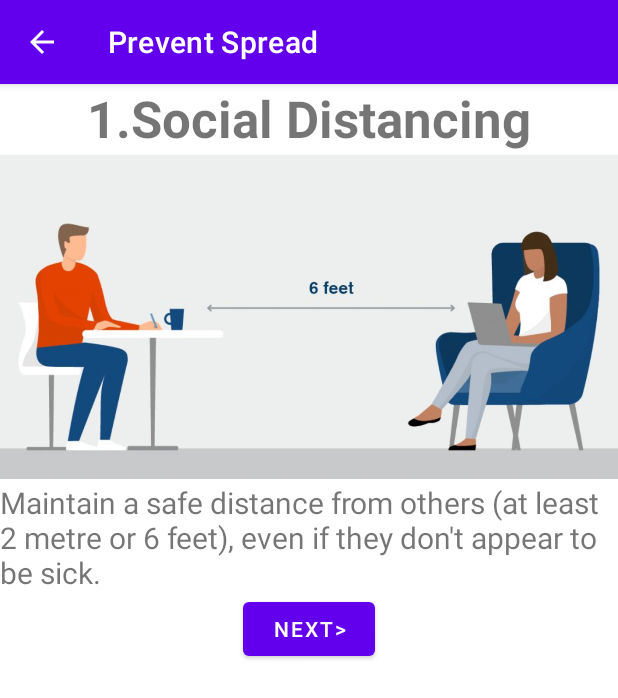
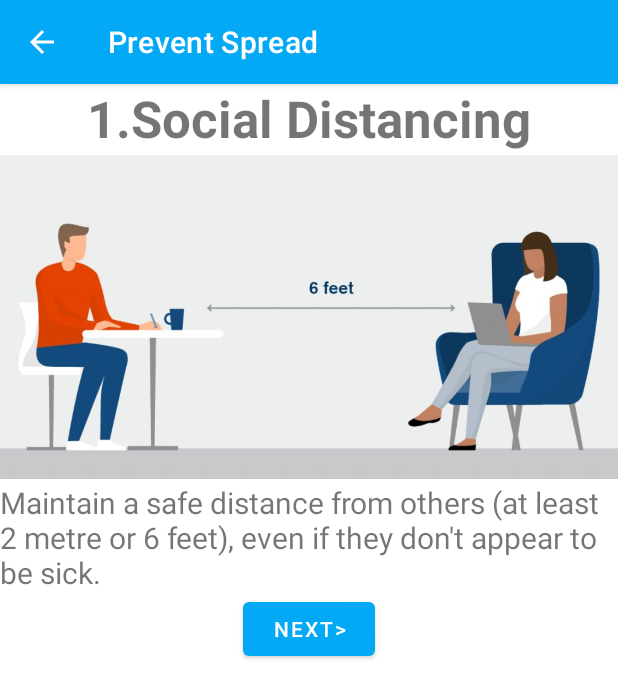
Before and after one commit to mohitchauhan4u/COVID-PROTECTOR, an Android app: the screen it shows after launch (prevent_spread_1), after a tap on "Prevent the spread of COVID-19", on a phone screen of 412 x 824 dp. Shown: the top 698 px of the screen. Run offline under Robolectric (Android 15) with nearby library versions, the phone set to English and light mode, and no system bars.

Commit message:
changed UI color in colors.xml

```diff
--- a/app/src/main/res/values/colors.xml
+++ b/app/src/main/res/values/colors.xml
@@ -1,8 +1,8 @@
 <?xml version="1.0" encoding="utf-8"?>
 <resources>
-    <color name="purple_200">#FFBB86FC</color>
-    <color name="purple_500">#FF6200EE</color>
-    <color name="purple_700">#FF3700B3</color>
+    <color name="purple_200">#FF81D4FA</color>
+    <color name="purple_500">#FF03A9F4</color>
+    <color name="purple_700">#FF0288D1</color>
     <color name="teal_200">#FF03DAC5</color>
     <color name="teal_700">#FF018786</color>
     <color name="black">#FF000000</color>
```
